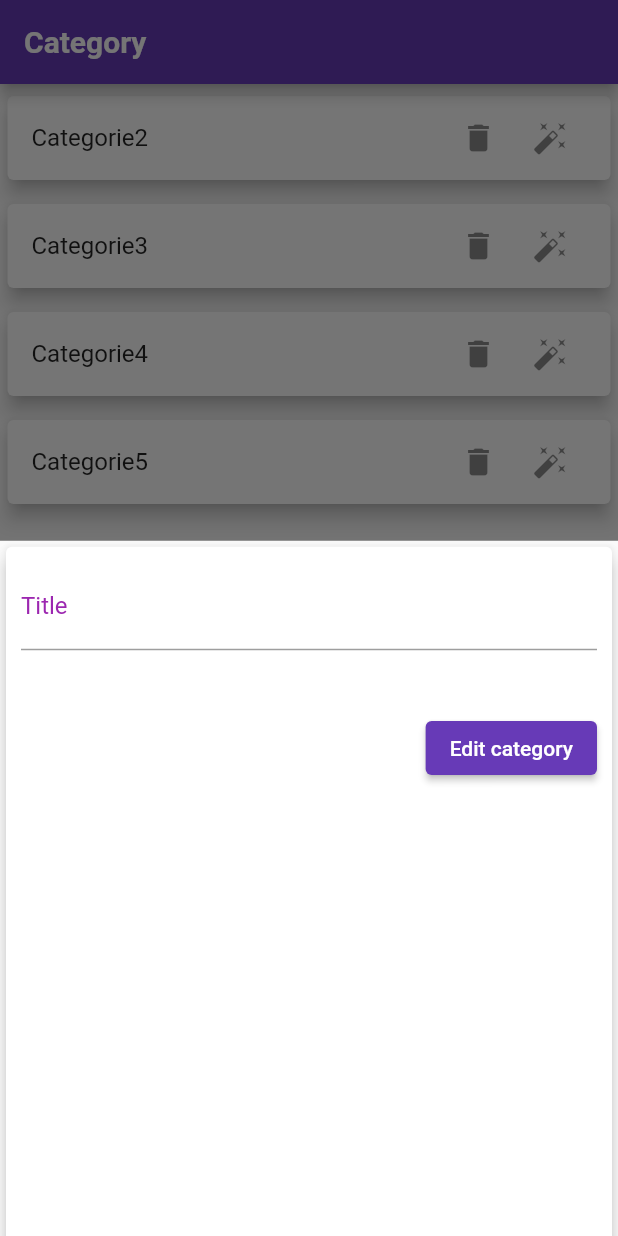
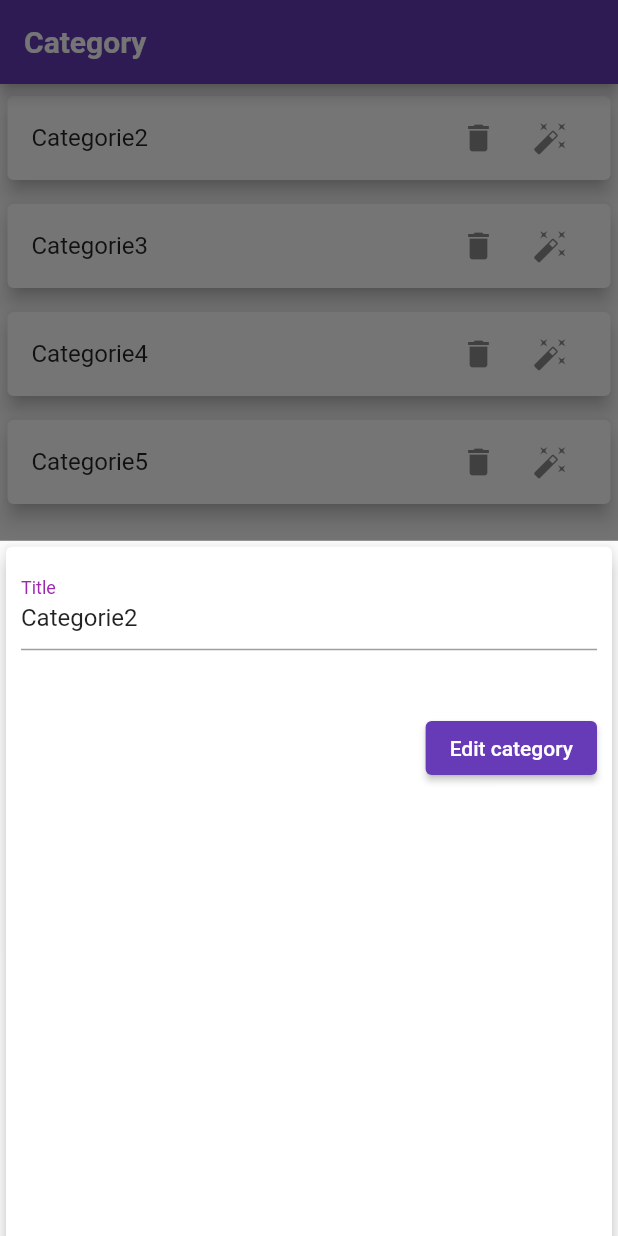
Before and after one commit to DorraY/product_category_flutter, a Flutter app: the screen it shows after launch, item 2 of the bottom bar chosen, after a tap on the "delete" icon, after a tap on the "auto fix high" icon, on a phone screen of 412 x 824 dp. Run offline on Flutter 3.47's test engine with Material 2 defaults, Android fonts, the phone set to English and light mode, and no system bars; Roboto replaces fonts that are missing (OpenSans).

Commit message:
added product add and list

```diff
--- a/lib/screens/category_screen.dart
+++ b/lib/screens/category_screen.dart
@@ -3,14 +3,14 @@ import 'package:product_category/models/category.dart';
 import 'package:product_category/widgets/category_list.dart';
 class CategoryScreen extends StatelessWidget {
 
-  final List<Category> _categories;
+  final List<Category> categories;
   final Function editCategory;
   final Function deleteCategory;
 
-  CategoryScreen(this._categories, this.editCategory, this.deleteCategory);
+  CategoryScreen(this.categories, this.editCategory, this.deleteCategory);
 
   @override
   Widget build(BuildContext context) {
-    return CategoryList(_categories, deleteCategory,editCategory);
+    return CategoryList(categories, deleteCategory,editCategory);
   }
 }
--- a/lib/screens/product_screen.dart
+++ b/lib/screens/product_screen.dart
@@ -1,9 +1,18 @@
 import 'package:flutter/material.dart';
+import 'package:product_category/models/product.dart';
+import 'package:product_category/widgets/product_list.dart';
 class ProductScreen extends StatelessWidget {
+
+
+  final List<Product> products;
+  final Function editCategory;
+  final Function deleteCategory;
+
+
+  ProductScreen(this.products, this.editCategory, this.deleteCategory);
+
   @override
   Widget build(BuildContext context) {
-    return Center(
-        child: Text('Product ')
-    );
+    return  ProductList(products, deleteCategory,editCategory);
   }
 }
--- a/lib/widgets/category_form.dart
+++ b/lib/widgets/category_form.dart
@@ -42,11 +42,7 @@ class _CategoryFormState extends State<CategoryForm> {
 
   @override
   Widget build(BuildContext context) {
-    void patchTextFieldValues() {
-      if (widget.editMode && widget.categoryToEdit != null) {
-        _titleController.text = widget.categoryToEdit!.title;
-      }
-    }
+    patchTextFieldValues();
     return SingleChildScrollView(
       child: Card(
           elevation: 5,
--- /dev/null
+++ b/lib/widgets/product_item.dart
@@ -0,0 +1,71 @@
+import 'package:flutter/material.dart';
+import 'package:intl/intl.dart';
+import 'package:product_category/models/product.dart';
+
+
+
+class ProductItem extends StatelessWidget {
+
+  final Product product;
+  final Function deleteProduct;
+  final Function editProductModalSheet;
+
+
+  ProductItem(this.product, this.deleteProduct, this.editProductModalSheet);
+
+  @override
+  Widget build(BuildContext context) {
+    return Card(
+      elevation: 5,
+      margin: const EdgeInsets.symmetric(vertical: 8, horizontal: 5),
+      child: ListTile(
+        leading: Container(
+          height: 60,
+          width: 60,
+          decoration: BoxDecoration(
+              color: Theme.of(context).primaryColor, shape: BoxShape.circle),
+          child: Padding(
+            padding: const EdgeInsets.all(10),
+            child: FittedBox(
+                child: Text(
+                  '\$${product.price}',
+                  style: const TextStyle(color: Colors.white),
+                )),
+          ),
+        ),
+        title: Text('${product.name} - ${product.category.title}'),
+        subtitle: Text('Expires in ${DateFormat.yMMMd().format(product.expiryDate)}'),
+        trailing: SizedBox(
+          width: MediaQuery.of(context).size.width * 0.3,
+          child: MediaQuery.of(context).size.width > 550
+              ? Row(
+            mainAxisAlignment: MainAxisAlignment.end,
+            children: [
+              TextButton.icon(
+                  label: const Text('Delete'),
+                  onPressed: () => deleteProduct(product.id),
+                  icon: const Icon(Icons.delete)),
+              TextButton.icon(
+                  label: const Text('Edit'),
+                  onPressed: () =>
+                      editProductModalSheet(context, product.id),
+                  icon: const Icon(Icons.auto_fix_high))
+            ],
+          )
+              : Row(
+            mainAxisAlignment: MainAxisAlignment.end,
+            children: [
+              IconButton(
+                  onPressed: () => deleteProduct(product.id),
+                  icon: const Icon(Icons.delete)),
+              IconButton(
+                  onPressed: () =>
+                      editProductModalSheet(context, product.id),
+                  icon: const Icon(Icons.auto_fix_high))
+            ],
+          ),
+        ),
+      ),
+    );
+  }
+}
--- /dev/null
+++ b/lib/widgets/product_list.dart
@@ -0,0 +1,33 @@
+import 'package:flutter/material.dart';
+import 'package:product_category/models/product.dart';
+import 'package:product_category/widgets/product_item.dart';
+
+
+class ProductList extends StatelessWidget {
+
+
+  final List<Product> products;
+  final Function deleteProduct;
+  final Function editProductModalSheet;
+
+
+  ProductList(this.products, this.deleteProduct, this.editProductModalSheet);
+
+  @override
+  Widget build(BuildContext context) {
+    final mediaQuery = MediaQuery.of(context);
+
+    return SizedBox(
+      height: mediaQuery.size.height,
+      child: products.isEmpty
+          ? const Center(
+        child: Text('No products just yet!'),
+      )
+          : ListView.builder(
+          itemBuilder: (ctx, index) => ProductItem(
+              products[index], deleteProduct,
+              editProductModalSheet),
+          itemCount: products.length),
+    );
+  }
+}
```
Also changed, not shown: lib/screens/tabs_screen.dart (+30 -2 lines).
